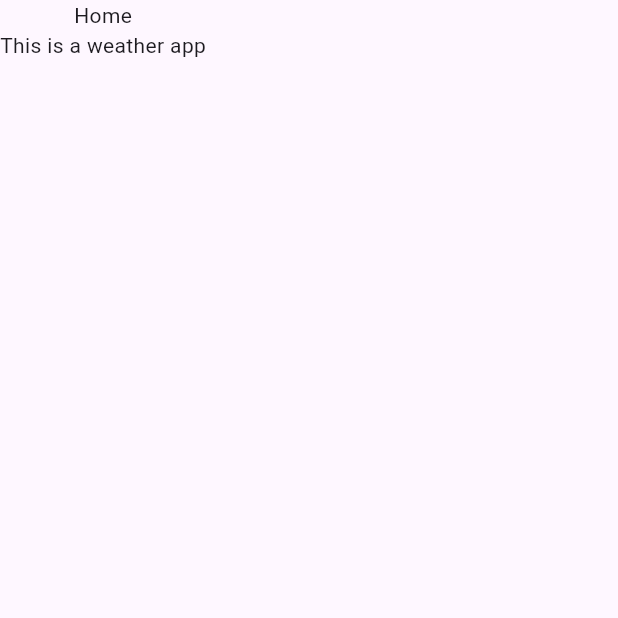
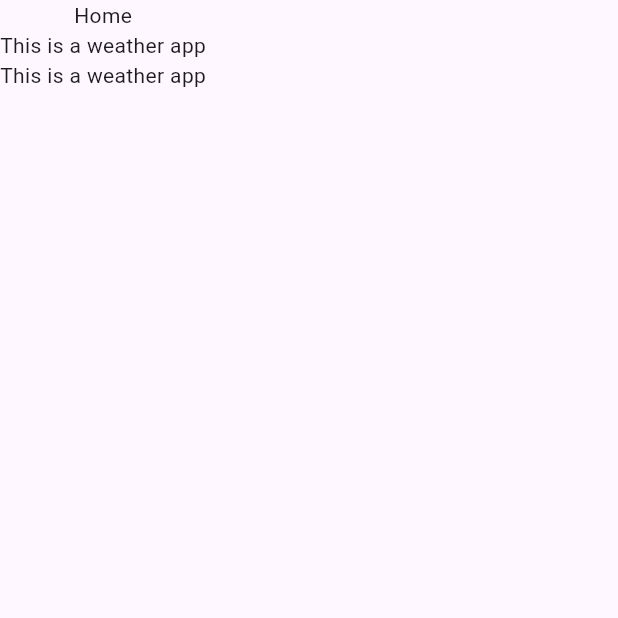
Before and after one commit to NadiaMansha/fluuter_ui_challenge, a Flutter app: the screen it shows after launch, on a phone screen of 412 x 824 dp, the top half of it. Run offline on Flutter 3.47's test engine with Material 2 defaults, Android fonts, the phone set to English and light mode, and no system bars.

Commit message:
Update home.dart

```diff
--- a/lib/screens/home.dart
+++ b/lib/screens/home.dart
@@ -11,6 +11,8 @@ class _HomeState extends State<Home> {
   @override
   Widget build(BuildContext context) {
     return const Scaffold(
-        body: Column(children: [Text('Home'), Text('This is a weather app')]));
+        body: Column(children: [Text('Home'), Text('This is a weather app'),
+                                Text('This is a weather app')
+                               ]));
   }
 }
```
